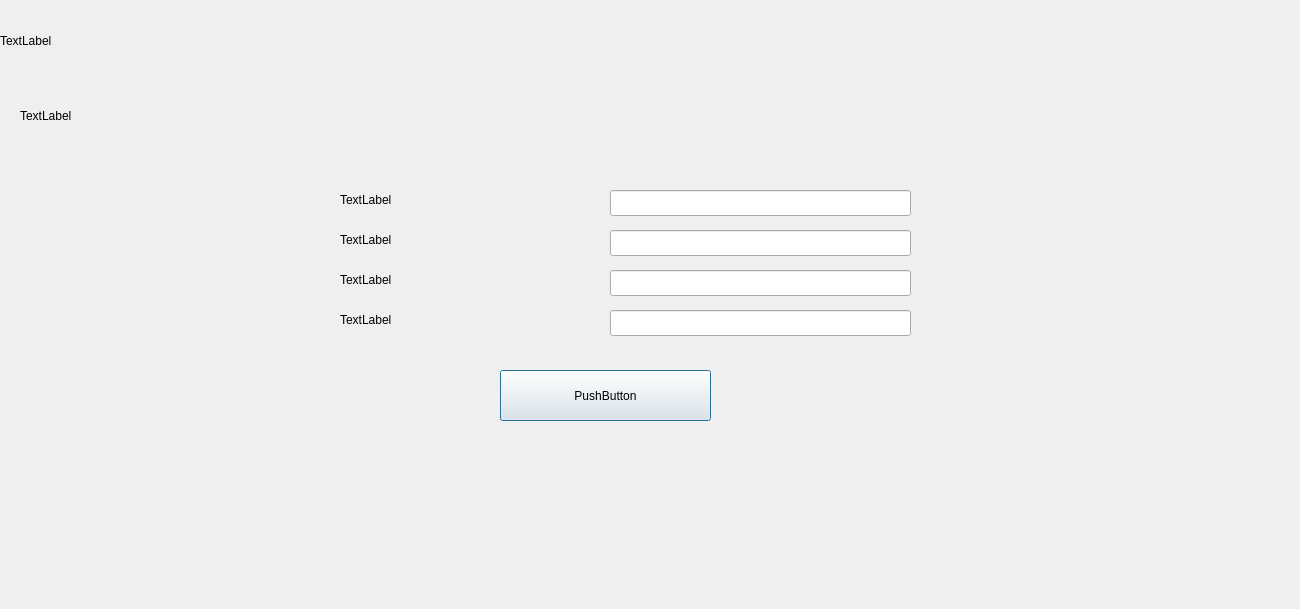
The window that GUI/processinfo.ui (shahed137003/CPU-Scheduler) describes before a commit, drawn with Qt 5.
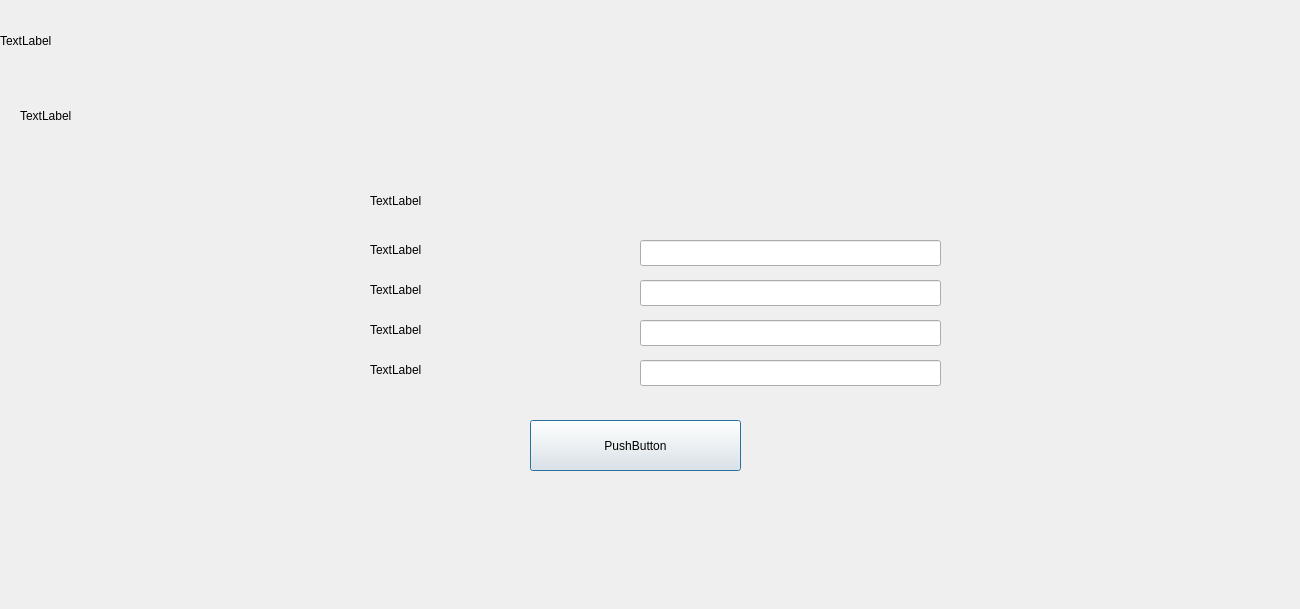
The same window after the commit.

Patch:
```diff
--- a/GUI/processinfo.ui
+++ b/GUI/processinfo.ui
@@ -42,8 +42,8 @@
   <widget class="QLabel" name="label">
    <property name="geometry">
     <rect>
-     <x>340</x>
-     <y>190</y>
+     <x>370</x>
+     <y>240</y>
      <width>201</width>
      <height>20</height>
     </rect>
@@ -55,8 +55,8 @@
   <widget class="QLabel" name="label_2">
    <property name="geometry">
     <rect>
-     <x>340</x>
-     <y>230</y>
+     <x>370</x>
+     <y>280</y>
      <width>191</width>
      <height>20</height>
     </rect>
@@ -68,8 +68,8 @@
   <widget class="QLabel" name="label_3">
    <property name="geometry">
     <rect>
-     <x>340</x>
-     <y>270</y>
+     <x>370</x>
+     <y>320</y>
      <width>191</width>
      <height>20</height>
     </rect>
@@ -81,8 +81,8 @@
   <widget class="QLabel" name="label_4">
    <property name="geometry">
     <rect>
-     <x>340</x>
-     <y>310</y>
+     <x>370</x>
+     <y>360</y>
      <width>181</width>
      <height>20</height>
     </rect>
@@ -94,8 +94,8 @@
   <widget class="QLineEdit" name="lineEdit">
    <property name="geometry">
     <rect>
-     <x>610</x>
-     <y>190</y>
+     <x>640</x>
+     <y>240</y>
      <width>301</width>
      <height>26</height>
     </rect>
@@ -104,8 +104,8 @@
   <widget class="QLineEdit" name="lineEdit_2">
    <property name="geometry">
     <rect>
-     <x>610</x>
-     <y>230</y>
+     <x>640</x>
+     <y>280</y>
      <width>301</width>
      <height>26</height>
     </rect>
@@ -114,8 +114,8 @@
   <widget class="QLineEdit" name="lineEdit_3">
    <property name="geometry">
     <rect>
-     <x>610</x>
-     <y>270</y>
+     <x>640</x>
+     <y>320</y>
      <width>301</width>
      <height>26</height>
     </rect>
@@ -124,8 +124,8 @@
   <widget class="QLineEdit" name="lineEdit_4">
    <property name="geometry">
     <rect>
-     <x>610</x>
-     <y>310</y>
+     <x>640</x>
+     <y>360</y>
      <width>301</width>
      <height>26</height>
     </rect>
@@ -134,8 +134,8 @@
   <widget class="QPushButton" name="pushButton">
    <property name="geometry">
     <rect>
-     <x>500</x>
-     <y>370</y>
+     <x>530</x>
+     <y>420</y>
      <width>211</width>
      <height>51</height>
     </rect>
@@ -144,6 +144,19 @@
     <string>PushButton</string>
    </property>
   </widget>
+  <widget class="QLabel" name="label_5">
+   <property name="geometry">
+    <rect>
+     <x>370</x>
+     <y>180</y>
+     <width>561</width>
+     <height>41</height>
+    </rect>
+   </property>
+   <property name="text">
+    <string>TextLabel</string>
+   </property>
+  </widget>
  </widget>
  <resources/>
  <connections/>
```
